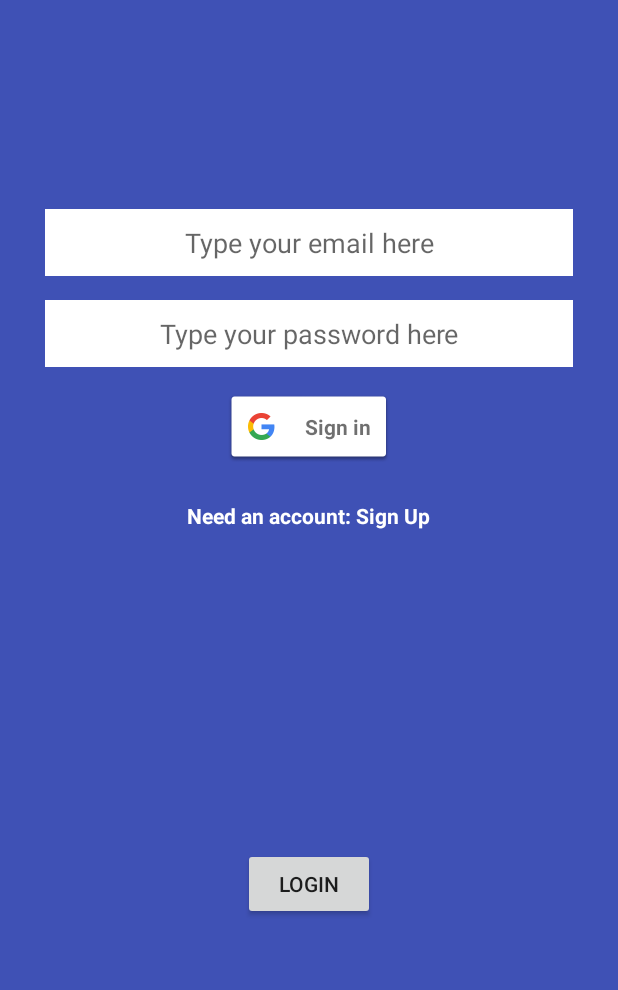
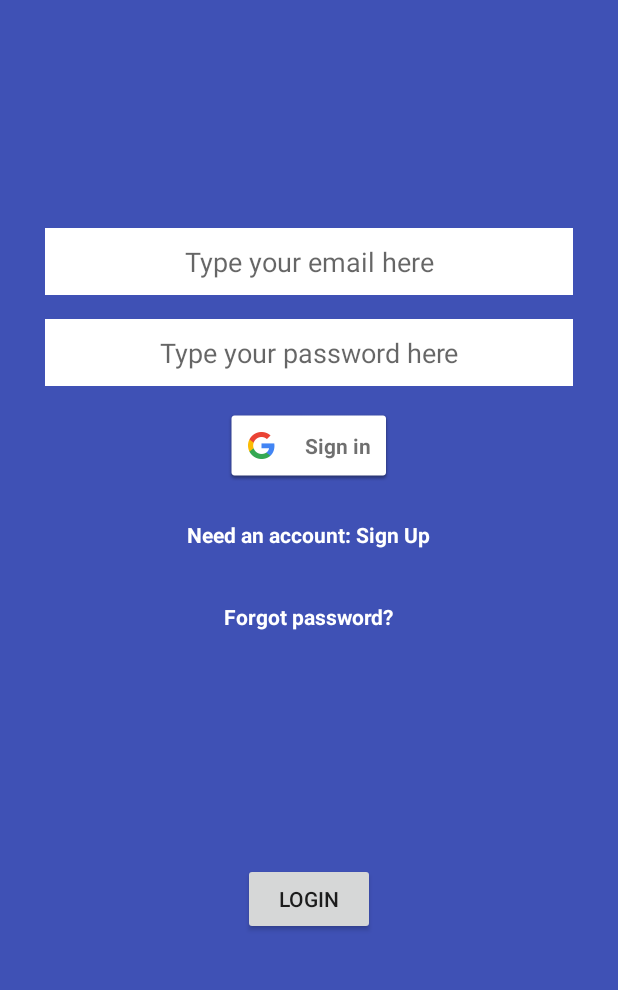
Before and after one commit to sam321pbs/Stuck, an Android app: the StuckLoginActivity screen opened directly, with no data from a screen before it, on a phone screen of 412 x 824 dp, the part 181-1171 px from its top. Run offline under Robolectric (Android 15) with nearby library versions, the phone set to English and light mode, and no system bars; our stand-ins replace ButterKnife; libraries missing offline, so code that uses them is left out: com.firebase.client; 1 statement that could not run was skipped.

```diff
--- a/app/src/main/java/com/example/sammengistu/stuck/activities/StuckLoginActivity.java
+++ b/app/src/main/java/com/example/sammengistu/stuck/activities/StuckLoginActivity.java
@@ -13,9 +13,12 @@ import com.google.android.gms.common.api.GoogleApiClient;
 import com.example.sammengistu.stuck.NetworkStatus;
 import com.example.sammengistu.stuck.R;
 import com.example.sammengistu.stuck.StuckConstants;
+import com.example.sammengistu.stuck.model.User;
 import com.firebase.client.AuthData;
+import com.firebase.client.DataSnapshot;
 import com.firebase.client.Firebase;
 import com.firebase.client.FirebaseError;
+import com.firebase.client.ValueEventListener;
 
 import android.app.ProgressDialog;
 import android.content.Intent;
@@ -25,12 +28,14 @@ import android.os.Bundle;
 import android.support.annotation.NonNull;
 import android.support.v7.app.AppCompatActivity;
 import android.util.Log;
+import android.view.View;
 import android.widget.Button;
 import android.widget.EditText;
 import android.widget.TextView;
 import android.widget.Toast;
 
 import java.io.IOException;
+import java.security.SecureRandom;
 
 import butterknife.BindView;
 import butterknife.ButterKnife;
@@ -40,6 +45,11 @@ import butterknife.OnClick;
 public class StuckLoginActivity extends AppCompatActivity {
 
     private static String TAG = "StuckLoginActivity";
+    private GoogleApiClient mGoogleApiClient;
+    private Firebase mFirebase;
+    private SecureRandom mRandom = new SecureRandom();
+    private boolean mSendRestPassword = false;
+
     @BindView(R.id.login_email_edit_text)
     EditText mEmailEditText;
 
@@ -55,9 +65,21 @@ public class StuckLoginActivity extends AppCompatActivity {
     @BindView(R.id.log_in_button_google)
     SignInButton mLoginButtonGoogle;
 
+    @BindView(R.id.login_forgot_password_accout)
+    TextView mForgotPasswordTextView;
 
-    private GoogleApiClient mGoogleApiClient;
-    private Firebase mFirebase;
+    @OnClick(R.id.login_forgot_password_accout)
+    public void setForgotPasswordTextView() {
+
+        mSendRestPassword = true;
+        Toast.makeText(this, "Enter your email", Toast.LENGTH_LONG).show();
+        mPasswordEditText.setVisibility(View.INVISIBLE);
+        mPasswordEditText.setEnabled(false);
+
+        mLoginButton.setText("Send temp email");
+        mLoginButtonGoogle.setVisibility(View.INVISIBLE);
+        mLoginButtonGoogle.setEnabled(false);
+    }
 
     @OnClick(R.id.log_in_button_google)
     public void signInWithGoogle() {
@@ -74,10 +96,55 @@ public class StuckLoginActivity extends AppCompatActivity {
         startActivity(intent);
     }
 
+    @OnClick(R.id.login_button)
+    public void loginButton() {
 
-    @OnClick(R.id.login_button)
-    public void loginButton(){
         if (NetworkStatus.isOnline(this)) {
+            if (mSendRestPassword && StuckSignUpActivity.vaildEmail(mEmailEditText)) {
+
+               resetPassword();
+
+
+            } else {
+                loginEmailPassword();
+            }
+        } else {
+            NetworkStatus.showOffLineDialog(this);
+        }
+    }
+
+    private void resetPassword(){
+        String email = mEmailEditText.getText().toString();
+        final Firebase mFirebaseRef = new Firebase(StuckConstants.FIREBASE_URL)
+            .child(StuckConstants.FIREBASE_URL_USERS);
+
+        final Firebase userRef = new Firebase(StuckConstants.FIREBASE_URL)
+            .child(StuckConstants.FIREBASE_URL_USERS).child(
+                StuckSignUpActivity.encodeEmail(mEmailEditText.getText().toString()));
+
+        userRef.resetPassword(email, new Firebase.ResultHandler() {
+            @Override
+            public void onSuccess() {
+
+                Toast.makeText(StuckLoginActivity.this, "Temp password sent",
+                    Toast.LENGTH_LONG).show();
+
+                mSendRestPassword = false;
+                mPasswordEditText.setVisibility(View.VISIBLE);
+                mPasswordEditText.setEnabled(true);
+                mLoginButton.setText("Login");
+                mLoginButtonGoogle.setVisibility(View.VISIBLE);
+                mLoginButtonGoogle.setEnabled(true);
+            }
+
+            @Override
+            public void onError(FirebaseError firebaseError) {
+
+            }
+        });
+    }
+
+    private void loginEmailPassword() {
         if (allFieldsAreEntered() && StuckSignUpActivity.vaildEmail(mEmailEditText)) {
             Firebase ref = new Firebase(StuckConstants.FIREBASE_URL)
                 .child(StuckConstants.FIREBASE_URL_USERS);
@@ -102,11 +169,39 @@ public class StuckLoginActivity extends AppCompatActivity {
 
                         editor.putString(StuckConstants.PROVIDER, "password");
                         editor.apply();
+
+                        final Firebase userRef = new Firebase(StuckConstants.FIREBASE_URL)
+                            .child(StuckConstants.FIREBASE_URL_USERS)
+//                            .child(StuckSignUpActivity.encodeEmail(mEmailEditText.getText().toString()))
+                            ;
+
+                        userRef.addValueEventListener(new ValueEventListener() {
+                            @Override
+                            public void onDataChange(DataSnapshot dataSnapshot) {
+                                Log.i(TAG, dataSnapshot.toString() + "");
+
+                                User user = dataSnapshot.getValue(User.class);
+
+                                if (user.isHasLoggedInWithTempPassword()){
+
+                                    Intent intent = new Intent(StuckLoginActivity.this,
+                                        StuckSignUpActivity.class);
+                                    intent.putExtra(StuckConstants.RESET_PASSWORD,
+                                        mPasswordEditText.getText().toString());
+                                    startActivity(intent);
+
+                                } else {
                                     Intent intent = new Intent(StuckLoginActivity.this,
                                         StuckMainListActivity.class);
-                            intent.putExtra(StuckConstants.PASSED_IN_EMAIL,
-                                mEmailEditText.getText().toString());
                                     startActivity(intent);
+                                }
+                            }
+
+                            @Override
+                            public void onCancelled(FirebaseError firebaseError) {
+
+                            }
+                        });
                     }
 
                     @Override
@@ -117,29 +212,27 @@ public class StuckLoginActivity extends AppCompatActivity {
                         switch (firebaseError.getCode()) {
                             case FirebaseError.USER_DOES_NOT_EXIST:
                                 // handle a non existing user
-                                    Toast.makeText(StuckLoginActivity.this, "User does not exist", Toast.LENGTH_LONG).show();
+                                Toast.makeText(StuckLoginActivity.this,
+                                    "User does not exist", Toast.LENGTH_LONG).show();
                                 break;
                             case FirebaseError.INVALID_PASSWORD:
                                 // handle an invalid password
-                                    Toast.makeText(StuckLoginActivity.this, "Invalid password", Toast.LENGTH_LONG).show();
+                                Toast.makeText(StuckLoginActivity.this,
+                                    "Invalid password", Toast.LENGTH_LONG).show();
                                 break;
                             default:
                                 // handle other errors
-                                    Toast.makeText(StuckLoginActivity.this, "Error Logging in, try again", Toast.LENGTH_LONG).show();
+                                Toast.makeText(StuckLoginActivity.this,
+                                    "Error Logging in, try again", Toast.LENGTH_LONG).show();
 
                                 break;
                         }
                     }
                 });
         }
-        } else {
-            NetworkStatus.showOffLineDialog(this);
-        }
-
     }
 
     private boolean allFieldsAreEntered() {
-
         return !mEmailEditText.getText().toString().equals("") &&
             !mPasswordEditText.getText().toString().equals("");
     }
@@ -148,7 +241,6 @@ public class StuckLoginActivity extends AppCompatActivity {
         Log.i(TAG, "Google signin ");
         Intent signInIntent = Auth.GoogleSignInApi.getSignInIntent(mGoogleApiClient);
         startActivityForResult(signInIntent, StuckConstants.RC_SIGN_IN);
-
     }
 
     @Override
@@ -173,15 +265,12 @@ public class StuckLoginActivity extends AppCompatActivity {
             // Signed in successfully, show authenticated UI.
             GoogleSignInAccount acct = result.getSignInAccount();
 
-            String email = acct.getEmail();
-
-            new GoogleAuthtokenTask(email).execute();
-
+            new GoogleAuthtokenTask(acct.getEmail()).execute();
         }
     }
 
     @Override
-    protected void onCreate(Bundle savedInstanceState){
+    protected void onCreate(Bundle savedInstanceState) {
         super.onCreate(savedInstanceState);
         setContentView(R.layout.activity_login);
         ButterKnife.bind(this);
@@ -211,9 +300,11 @@ public class StuckLoginActivity extends AppCompatActivity {
         private ProgressDialog dialog;
 
         private String mEmail;
-        public GoogleAuthtokenTask(String email){
+
+        public GoogleAuthtokenTask(String email) {
             mEmail = email;
         }
+
         @Override
         protected void onPreExecute() {
             dialog = new ProgressDialog(StuckLoginActivity.this);
@@ -256,7 +347,6 @@ public class StuckLoginActivity extends AppCompatActivity {
                     editor.putString(StuckConstants.PROVIDER, "google");
                     editor.apply();
 
-
                     Intent intent = new Intent(StuckLoginActivity.this, StuckMainListActivity.class);
                     intent.putExtra(StuckConstants.PASSED_IN_EMAIL, encodedEmail);
                     startActivity(intent);
--- a/app/src/main/java/com/example/sammengistu/stuck/model/StuckPostSimple.java
+++ b/app/src/main/java/com/example/sammengistu/stuck/model/StuckPostSimple.java
@@ -13,9 +13,9 @@ public class StuckPostSimple {
 
     private String email;
     private String question;
+    private String location;
     private String choiceOne;
     private String choiceTwo;
-    private String location;
     private String choiceThree;
     private String choiceFour;
     private int choiceOneVotes;
--- a/app/src/main/res/layout/activity_login.xml
+++ b/app/src/main/res/layout/activity_login.xml
@@ -12,7 +12,8 @@
                   android:layout_height="wrap_content"
                   android:orientation="vertical"
                   android:layout_gravity="center_horizontal|center_vertical"
-                  android:layout_marginBottom="40dp">
+                  android:layout_marginBottom="40dp"
+                    android:layout_marginTop="40dp">
 
         <EditText
                 android:id="@+id/login_email_edit_text"
@@ -40,15 +41,13 @@
 
         <TextView
                 android:id="@+id/login_sign_up_accout"
-                android:layout_width="wrap_content"
-                android:layout_height="wrap_content"
-                android:textStyle="bold"
-                android:textSize="14sp"
                 android:text="Need an account: Sign Up"
-                android:padding="10dp"
-                android:textColor="@color/colorWhite"
-                android:layout_gravity="center_horizontal"
-                android:layout_marginTop="15dp"/>
+                style="@style/login_style_text"/>
+
+        <TextView
+                android:id="@+id/login_forgot_password_accout"
+                android:text="Forgot password?"
+                style="@style/login_style_text"/>
 
     </LinearLayout>
 
@@ -57,7 +56,7 @@
             android:layout_width="wrap_content"
             android:layout_height="wrap_content"
             android:layout_gravity="center_horizontal|bottom"
-            android:layout_marginBottom="90dp"
+            android:layout_marginBottom="80dp"
             android:text="Login"/>
 
 
--- /dev/null
+++ b/app/src/main/res/values-v21/styles.xml
@@ -0,0 +1,2 @@
+<resources>
+    </resources>
--- a/app/src/main/res/values/dimens.xml
+++ b/app/src/main/res/values/dimens.xml
@@ -7,4 +7,5 @@
     <dimen name="margin_edit_text_my_post">20dp</dimen>
     <dimen name="filter_padding">10dp</dimen>
     <dimen name="choice_card_margin">35dp</dimen>
+    <dimen name="fab_margin">16dp</dimen>
 </resources>
--- a/app/src/main/res/values/strings.xml
+++ b/app/src/main/res/values/strings.xml
@@ -16,6 +16,8 @@
     <string name="banner_ad_unit_id">ca-app-pub-3940256099942544/6300978111</string>
     <string name="done">DONE</string>
     <string name="add_choice">Add Choice</string>
+    <string name="title_activity_stuck_reset_password">StuckResetPasswordActivity</string>
 
+    <string name="db_authority">stuckProviderAuthorities</string>
 
 </resources>
--- a/app/src/main/res/values/styles.xml
+++ b/app/src/main/res/values/styles.xml
@@ -59,4 +59,18 @@
 
     </style>
 
+    <style name="login_style_text">
+        <item name="android:layout_width">wrap_content</item>
+        <item name="android:layout_height">wrap_content</item>
+        <item name="android:textStyle">bold</item>
+        <item name="android:textSize">14sp</item>
+        <item name="android:padding">10dp</item>
+        <item name="android:textColor">@color/colorWhite</item>
+        <item name="android:layout_gravity">center_horizontal</item>
+        <item name="android:layout_marginTop">15dp</item>
+
+    </style>
+    <style name="AppTheme.AppBarOverlay" parent="ThemeOverlay.AppCompat.Dark.ActionBar"/>
+    <style name="AppTheme.PopupOverlay" parent="ThemeOverlay.AppCompat.Light"/>
+
 </resources>
```
Also changed, not shown: app/src/main/AndroidManifest.xml (+28 -28 lines), app/src/main/java/com/example/sammengistu/stuck/StuckConstants.java (+15 -0 lines), app/src/main/java/com/example/sammengistu/stuck/activities/StuckResetPasswordActivity.java (added, +98 -0 lines), app/src/main/java/com/example/sammengistu/stuck/activities/StuckSignUpActivity.java (+4 -3 lines), app/src/main/java/com/example/sammengistu/stuck/model/User.java (+10 -3 lines), app/src/main/java/com/example/sammengistu/stuck/stuck_offline_db/ContentProviderStuck.java (added, +71 -0 lines), app/src/main/java/com/example/sammengistu/stuck/stuck_offline_db/StuckDBConverter.java (added, +84 -0 lines), app/src/main/java/com/example/sammengistu/stuck/stuck_offline_db/StuckOfflineDBHelper.java (added, +38 -0 lines), app/src/main/res/layout/activity_create_account.xml (+3 -24 lines), app/src/main/res/layout/activity_stuck_reset_password.xml (added, +53 -0 lines), app/src/main/res/layout/content_stuck_reset_password.xml (added, +16 -0 lines), app/src/main/res/layout/create_password_layout.xml (added, +25 -0 lines). Lines whose indentation alone changed are shown as unchanged.
